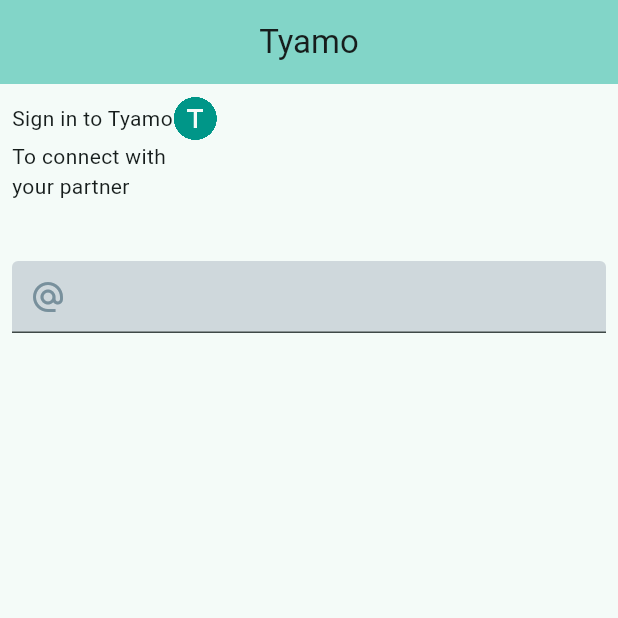
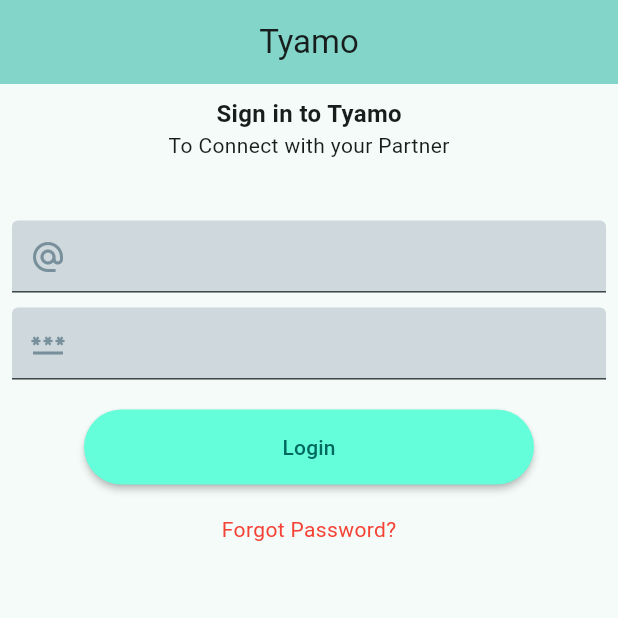
Before and after one commit to mjk22071998/tyamo, a Flutter app: the screen it shows after launch, on a phone screen of 412 x 824 dp, the top half of it. Run offline on Flutter 3.47's test engine with Material 3 defaults, Android fonts, the light colour scheme and no system bars; our stand-ins replace rounded_loading_button_plus.

Commit message:
Auth Heading modularized

```diff
--- a/lib/main.dart
+++ b/lib/main.dart
@@ -16,7 +16,7 @@
         colorScheme: ColorScheme.fromSeed(seedColor: Colors.teal),
         useMaterial3: true,
       ),
-      home: const LoginScreen(),
+      home: LoginScreen(),
     );
   }
 }
--- a/lib/views/auth/login.dart
+++ b/lib/views/auth/login.dart
@@ -1,8 +1,28 @@
+import 'dart:async';
+
 import 'package:flutter/material.dart';
+import 'package:rounded_loading_button_plus/rounded_loading_button.dart';
 import 'package:tyamo/views/widgets/appbar.dart';
+import 'package:tyamo/views/widgets/auth/auth_heading.dart';
 
 class LoginScreen extends StatelessWidget {
-  const LoginScreen({super.key});
+  final RoundedLoadingButtonController _btnController =
+      RoundedLoadingButtonController();
+
+  LoginScreen({super.key});
+
+  void success() {
+    Timer(const Duration(seconds: 3), () {
+      _btnController.success();
+      reset();
+    });
+  }
+
+  void reset() {
+    Timer(const Duration(seconds: 3), () {
+      _btnController.reset();
+    });
+  }
 
   @override
   Widget build(BuildContext context) {
@@ -12,22 +32,12 @@
         padding: const EdgeInsets.all(8.0),
         child: Column(
           mainAxisAlignment: MainAxisAlignment.start,
-          crossAxisAlignment: CrossAxisAlignment.start,
+          crossAxisAlignment: CrossAxisAlignment.stretch,
           children: [
-            Row(
-              children: [
-                const Text("Sign in to Tyamo"),
-                SizedBox(
-                  height: 30,
-                  width: 30,
-                  child: Image.asset(
-                    "assets/images/ic_launcher.png",
-                    filterQuality: FilterQuality.high,
-                  ),
-                )
-              ],
+            const Heading(
+              mainText: "Sign in to Tyamo",
+              subText: "To Connect with your Partner",
             ),
-            const Text("To connect with\nyour partner"),
             const SizedBox(
               height: 40,
             ),
@@ -41,7 +51,7 @@
               decoration: InputDecoration(
                 fillColor: Colors.blueGrey.shade100,
                 filled: true,
-                prefixIcon: Icon(
+                prefixIcon: const Icon(
                   Icons.alternate_email,
                 ),
                 prefixIconColor: MaterialStateColor.resolveWith((states) =>
@@ -50,6 +60,51 @@
                         : Colors.blueGrey.shade400),
               ),
             ),
+            const SizedBox(
+              height: 10,
+            ),
+            TextField(
+              textAlign: TextAlign.start,
+              obscureText: true,
+              textInputAction: TextInputAction.none,
+              autofocus: false,
+              keyboardType: TextInputType.text,
+              textAlignVertical: TextAlignVertical.center,
+              decoration: InputDecoration(
+                fillColor: Colors.blueGrey.shade100,
+                filled: true,
+                prefixIcon: const Icon(
+                  Icons.password,
+                ),
+                prefixIconColor: MaterialStateColor.resolveWith((states) =>
+                    states.contains(MaterialState.focused)
+                        ? Colors.teal
+                        : Colors.blueGrey.shade400),
+              ),
+            ),
+            const SizedBox(
+              height: 20,
+            ),
+            RoundedLoadingButton(
+              controller: _btnController,
+              color: Colors.tealAccent,
+              onPressed: () {
+                success();
+              },
+              child: const Text("Login"),
+            ),
+            SizedBox(
+              height: 20,
+            ),
+            Container(
+              alignment: Alignment.center,
+              child: GestureDetector(
+                child: const Text(
+                  "Forgot Password?",
+                  style: TextStyle(color: Colors.red),
+                ),
+              ),
+            ),
           ],
         ),
       ),
--- /dev/null
+++ b/lib/views/auth/register.dart
@@ -0,0 +1,23 @@
+import 'package:flutter/material.dart';
+import 'package:tyamo/views/widgets/appbar.dart';
+import 'package:tyamo/views/widgets/auth/auth_heading.dart';
+
+class Registration extends StatelessWidget {
+  const Registration({super.key});
+
+  @override
+  Widget build(BuildContext context) {
+    return Scaffold(
+      appBar: getAppBar(context: context),
+      body: SafeArea(
+        child: SingleChildScrollView(
+          child: ListView(
+            children: [
+              Heading(mainText: "Sign Up to Tyamo", subText: "To connect with your partner")
+            ],
+          ),
+        ),
+      ),
+    );
+  }
+}
--- /dev/null
+++ b/lib/views/widgets/auth/auth_heading.dart
@@ -0,0 +1,30 @@
+import 'package:flutter/material.dart';
+
+class Heading extends StatelessWidget {
+  final String mainText;
+  final String subText;
+
+  const Heading({
+    Key? key,
+    required this.mainText,
+    required this.subText,
+  }) : super(key: key);
+
+  @override
+  Widget build(BuildContext context) {
+    return Column(
+      mainAxisAlignment: MainAxisAlignment.start,
+      crossAxisAlignment: CrossAxisAlignment.center,
+      children: [
+        Text(
+          mainText,
+          style: const TextStyle(
+            fontSize: 16.0,
+            fontWeight: FontWeight.bold,
+          ),
+        ),
+        Text(subText),
+      ],
+    );
+  }
+}
--- a/pubspec.yaml
+++ b/pubspec.yaml
@@ -35,6 +35,7 @@
   # The following adds the Cupertino Icons font to your application.
   # Use with the CupertinoIcons class for iOS style icons.
   cupertino_icons: ^1.0.2
+  rounded_loading_button_plus: ^3.0.1
 
 dev_dependencies:
   flutter_test:
```
Also changed, not shown: pubspec.lock.
